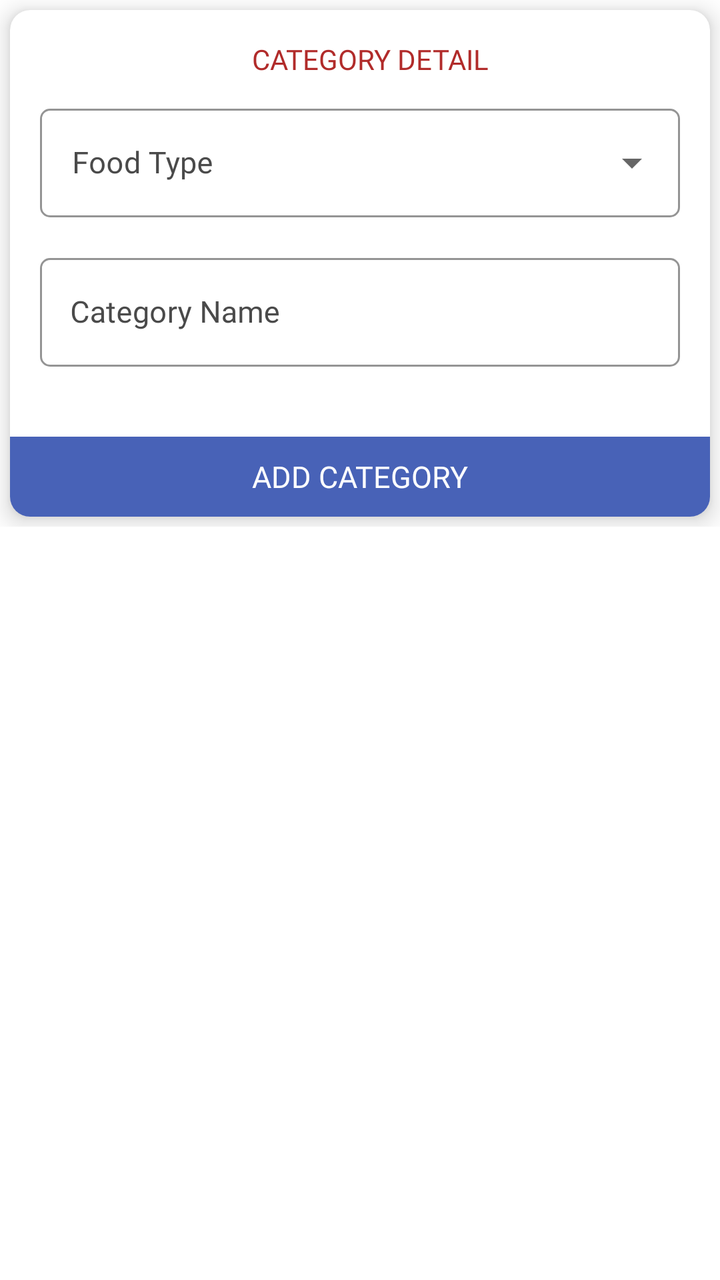
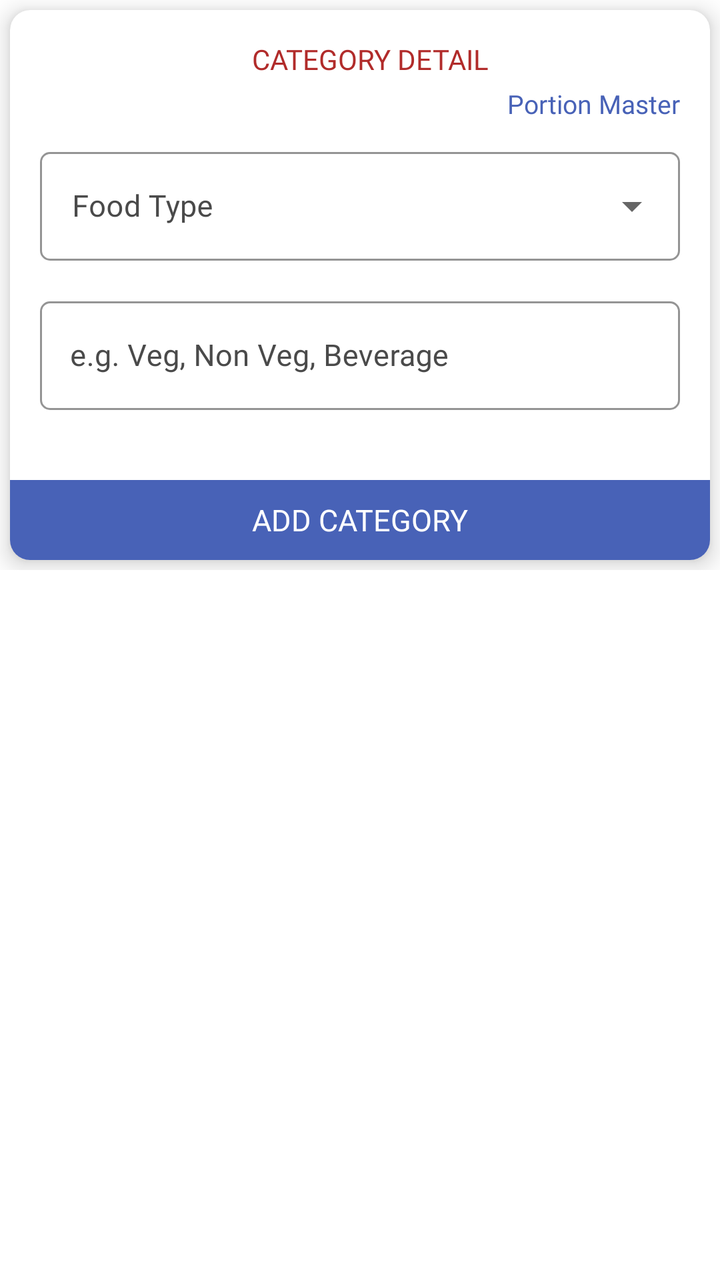

Two renders of the same Android screen: before a commit and after it. Below are the layout's source before the change and the commit's diff.
<!-- AndroidManifest.xml: application theme AppTheme -->
<!-- res/layout/fragment_add_customer_product_category.xml -->
<?xml version="1.0" encoding="utf-8"?>
<LinearLayout xmlns:android="http://schemas.android.com/apk/res/android"
    xmlns:app="http://schemas.android.com/apk/res-auto"
    xmlns:tools="http://schemas.android.com/tools"
    android:layout_width="match_parent"
    android:layout_height="match_parent"
    android:orientation="vertical"
    tools:context=".Fragment.AddCustomerProductCategory">

    <androidx.core.widget.NestedScrollView
        android:layout_width="match_parent"
        android:layout_height="match_parent">

        <LinearLayout
            android:layout_width="match_parent"
            android:layout_height="match_parent"
            android:orientation="vertical">

            <androidx.cardview.widget.CardView
                android:layout_width="match_parent"
                android:layout_height="wrap_content"
                android:layout_margin="5dp"
                android:elevation="7dp"
                app:cardCornerRadius="10dp"
                app:cardElevation="7dp">

                <LinearLayout
                    android:layout_width="match_parent"
                    android:layout_height="wrap_content"
                    android:orientation="vertical">

                    <TextView
                        android:layout_width="wrap_content"
                        android:layout_height="wrap_content"
                        android:layout_gravity="center"
                        android:layout_marginStart="5dp"
                        android:layout_marginTop="15dp"
                        android:fontFamily="@font/poppinsbold"
                        android:gravity="center"
                        android:paddingStart="10dp"
                        android:paddingEnd="10dp"
                        android:text="CATEGORY DETAIL"
                        android:textColor="@color/textcolor" />

                    <com.google.android.material.textfield.TextInputLayout
                        style="@style/CustomDropDownTilStyle"
                        android:layout_width="match_parent"
                        android:layout_height="wrap_content"
                        android:layout_marginStart="15dp"
                        android:layout_marginTop="10dp"
                        android:layout_marginEnd="15dp"
                        android:hint="Food Type">

                        <AutoCompleteTextView
                            android:id="@+id/foodTypeSpinner"
                            android:layout_width="match_parent"
                            android:layout_height="wrap_content"
                            android:focusable="false"
                            android:fontFamily="@font/poppinsregular"
                            android:inputType="none"
                            android:singleLine="true"
                            android:textSize="15sp" />

                    </com.google.android.material.textfield.TextInputLayout>

                    <com.google.android.material.textfield.TextInputLayout
                        android:id="@+id/categoryNameLayout"
                        style="@style/Widget.MaterialComponents.TextInputLayout.OutlinedBox"
                        android:layout_width="match_parent"
                        android:layout_height="wrap_content"
                        android:layout_gravity="center"
                        android:layout_marginStart="15dp"
                        android:layout_marginTop="15dp"
                        android:layout_marginEnd="15dp"
                        android:layout_marginBottom="5dp"
                        android:gravity="center"
                        android:textColorHint="@color/light_black"
                        app:boxCornerRadiusBottomEnd="5dp"
                        app:boxCornerRadiusBottomStart="5dp"
                        app:boxCornerRadiusTopEnd="5dp"
                        app:boxCornerRadiusTopStart="5dp"
                        app:boxStrokeColor="@color/light_black">

                        <com.google.android.material.textfield.TextInputEditText
                            android:id="@+id/categoryName"
                            android:layout_width="match_parent"
                            android:layout_height="wrap_content"
                            android:drawableTint="@color/light_black"
                            android:fontFamily="@font/poppinsregular"
                            android:hint="Category Name"
                            android:imeOptions="actionNext"
                            android:inputType="textCapWords"
                            android:paddingStart="15dp"
                            android:paddingEnd="10dp"
                            android:singleLine="true"
                            android:textColor="@color/black"
                            android:textColorHint="@color/light_black"
                            android:textSize="15sp" />

                    </com.google.android.material.textfield.TextInputLayout>

                    <TextView
                        android:id="@+id/addCategory"
                        android:layout_width="match_parent"
                        android:layout_height="40dp"
                        android:layout_alignParentBottom="true"
                        android:layout_gravity="center"
                        android:layout_marginTop="30dp"
                        android:background="@color/colorPrimary"
                        android:fontFamily="@font/poppinsmedium"
                        android:gravity="center"
                        android:text="Add Category"
                        android:textAllCaps="true"
                        android:textColor="@color/white"
                        android:textSize="15sp" />

                </LinearLayout>

            </androidx.cardview.widget.CardView>

            <androidx.cardview.widget.CardView
                android:id="@+id/categoryListCardView"
                android:layout_width="match_parent"
                android:layout_height="wrap_content"
                android:layout_margin="5dp"
                android:elevation="7dp"
                android:visibility="gone"
                app:cardCornerRadius="5dp">

                <LinearLayout
                    android:layout_width="match_parent"
                    android:layout_height="wrap_content"
                    android:orientation="vertical">

                    <TextView
                        android:layout_width="wrap_content"
                        android:layout_height="wrap_content"
                        android:layout_gravity="center"
                        android:layout_marginStart="5dp"
                        android:layout_marginTop="10dp"
                        android:fontFamily="@font/poppinsbold"
                        android:gravity="center"
                        android:paddingStart="10dp"
                        android:paddingEnd="10dp"
                        android:text="CATEGORY LIST"
                        android:textColor="@color/textcolor" />

                    <LinearLayout
                        android:id="@+id/categoryLinearLayout"
                        android:layout_width="match_parent"
                        android:layout_height="wrap_content"
                        android:layout_marginStart="5dp"
                        android:layout_marginTop="10dp"
                        android:layout_marginEnd="5dp"
                        android:orientation="horizontal">

                        <TextView
                            android:layout_width="60dp"
                            android:layout_height="wrap_content"
                            android:layout_gravity="center"
                            android:fontFamily="@font/poppinsregular"
                            android:gravity="center"
                            android:paddingStart="5dp"
                            android:paddingEnd="5dp"
                            android:text="Sr. No"
                            android:textColor="@color/black"
                            android:textSize="15sp" />

                        <TextView
                            android:layout_width="match_parent"
                            android:layout_height="wrap_content"
                            android:layout_gravity="center"
                            android:layout_weight="1"
                            android:fontFamily="@font/poppinsregular"
                            android:gravity="center"
                            android:paddingStart="5dp"
                            android:paddingEnd="5dp"
                            android:text="Category Name"
                            android:textColor="@color/black"
                            android:textSize="15sp" />

                        <TextView
                            android:layout_width="100dp"
                            android:layout_height="wrap_content"
                            android:layout_gravity="center"
                            android:fontFamily="@font/poppinsregular"
                            android:gravity="center"
                            android:paddingStart="5dp"
                            android:paddingEnd="5dp"
                            android:text="Action"
                            android:textColor="@color/black"
                            android:textSize="15sp" />

                    </LinearLayout>

                    <View
                        android:layout_width="match_parent"
                        android:layout_height="1dp"
                        android:background="@color/black" />

                    <androidx.recyclerview.widget.RecyclerView
                        android:id="@+id/categoryRecyclerview"
                        android:layout_width="match_parent"
                        android:layout_height="match_parent"
                        android:layout_margin="3dp"
                        android:nestedScrollingEnabled="true"
                        android:padding="3dp" />

                </LinearLayout>

            </androidx.cardview.widget.CardView>

        </LinearLayout>

    </androidx.core.widget.NestedScrollView>

    <TextView
        android:id="@+id/noDataFound"
        android:layout_width="wrap_content"
        android:layout_height="wrap_content"
        android:layout_gravity="center"
        android:layout_marginTop="80dp"
        android:fontFamily="@font/poppinsmedium"
        android:gravity="center"
        android:paddingStart="10dp"
        android:paddingEnd="10dp"
        android:text="No Category Found\nPlease add new category"
        android:textColor="@color/black"
        android:textSize="17sp" />

</LinearLayout>
<!-- resources referenced by this layout -->
<resources>
  <color name="black">#000</color>
  <color name="colorPrimary">#4862b7</color>
  <color name="light_black">#4a4a4a</color>
  <color name="textcolor">#b12b2a</color>
  <color name="white">#fff</color>
  <style name="CustomDropDownTilStyle" parent="Widget.MaterialComponents.TextInputLayout.OutlinedBox.ExposedDropdownMenu">
          <item name="android:layout_width">match_parent</item>
          <item name="android:layout_height">wrap_content</item>
          <item name="android:textColorHint">@color/light_black</item>
          <item name="fontFamily">@font/poppinsregular</item>
          <item name="android:textSize">15sp</item>
          <item name="overlapAnchor">true</item>
          <item name="hintTextColor">@color/colorAccent</item>
          <item name="boxStrokeColor">@color/colorAccent</item>
          <item name="colorControlNormal">@color/colorAccent</item>
          <item name="colorControlActivated">@color/colorAccent</item>
          <item name="colorControlHighlight">@color/colorAccent</item>
          <item name="boxCornerRadiusBottomEnd">5dp</item>
          <item name="boxCornerRadiusBottomStart">5dp</item>
          <item name="boxCornerRadiusTopEnd">5dp</item>
          <item name="boxCornerRadiusTopStart">5dp</item>
      </style>
  <style name="AppTheme" parent="Theme.MaterialComponents.DayNight.NoActionBar">
          
          <item name="colorPrimary">@color/colorPrimary</item>
          <item name="colorPrimaryDark">@color/colorPrimary</item>
          <item name="colorAccent">@color/colorAccent</item>
          <item name="android:windowIsTranslucent">true</item>
          <item name="windowNoTitle">true</item>
          <item name="windowActionBar">false</item>
  
      </style>
  <color name="colorAccent">#000</color>
</resources>

<!-- the commit's change to res/layout/fragment_add_customer_product_category.xml (unified diff, before → after) -->
@@ -42,6 +42,18 @@
                         android:text="CATEGORY DETAIL"
                         android:textColor="@color/textcolor" />
 
+                    <TextView
+                        android:id="@+id/managePortionMaster"
+                        android:layout_width="wrap_content"
+                        android:layout_height="wrap_content"
+                        android:layout_gravity="end"
+                        android:layout_marginTop="4dp"
+                        android:layout_marginEnd="15dp"
+                        android:fontFamily="@font/poppinsmedium"
+                        android:text="Portion Master"
+                        android:textColor="@color/colorPrimary"
+                        android:textSize="13sp" />
+
                     <com.google.android.material.textfield.TextInputLayout
                         style="@style/CustomDropDownTilStyle"
                         android:layout_width="match_parent"
@@ -87,7 +99,7 @@
                             android:layout_height="wrap_content"
                             android:drawableTint="@color/light_black"
                             android:fontFamily="@font/poppinsregular"
-                            android:hint="Category Name"
+                            android:hint="e.g. Veg, Non Veg, Beverage"
                             android:imeOptions="actionNext"
                             android:inputType="textCapWords"
                             android:paddingStart="15dp"
